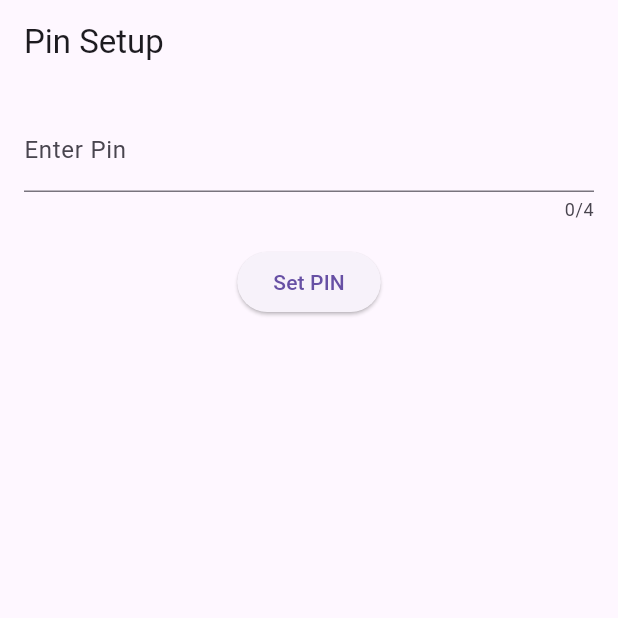
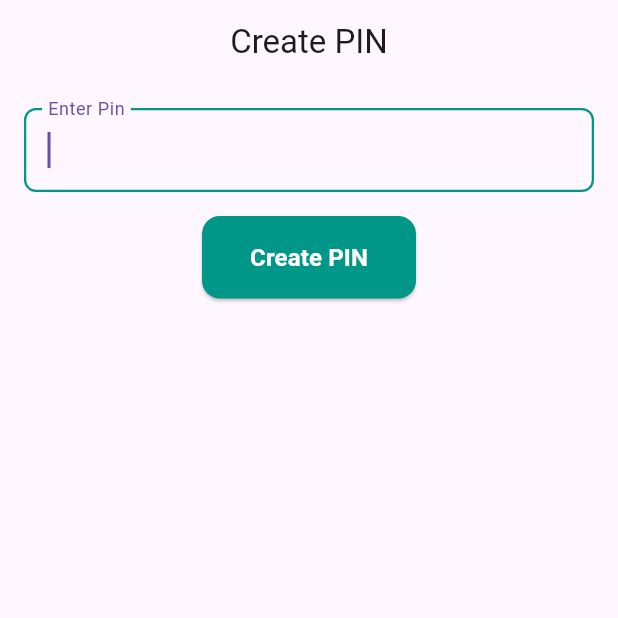
Before and after one commit to AfnasP549/Notes_App, a Flutter app: the screen it shows after launch, on a phone screen of 412 x 824 dp, the top half of it. Run offline on Flutter 3.47's test engine with Material 3 defaults, Android fonts, the phone set to English and light mode, and no system bars; our stand-ins replace flutter_secure_storage, hive, hive_flutter, lottie; accounts and stored records are empty.

Commit message:
Improved code readability and structure

```diff
--- a/lib/main.dart
+++ b/lib/main.dart
@@ -6,6 +6,7 @@ import 'package:secure_notes_app/view/notes_edit_screen.dart';
 import 'package:secure_notes_app/view/notes_list_screen.dart';
 import 'package:secure_notes_app/view/pin_login_screen.dart';
 import 'package:secure_notes_app/view/pin_setup_screen.dart';
+import 'package:secure_notes_app/view/splash_screen.dart';
 import 'package:secure_notes_app/view_model/auth_view_model.dart';
 import 'package:secure_notes_app/view_model/note_view_mode.dart';
 import 'package:secure_notes_app/view_model/theme_view_model.dart';
@@ -36,9 +37,10 @@ class MyApp extends StatelessWidget {
 
           title: 'Secure Notes',
           theme: themeViewModel.theme,
-          initialRoute: '/',
+          initialRoute: '/splash',
           routes: {
-            '/': (context) => const AuthCheck(),
+            '/splash': (context) => const SplashScreen(),
+            '/AuthCheck': (context) => const AuthCheck(),
             '/PinSetupScreen': (context) => const PinSetupScreen(),
             '/PinLoginScreen': (context) => const PinLoginScreen(),
             '/NotesListScreen': (context) => const NotesListScreen(),
--- a/lib/service/hive_service.dart
+++ b/lib/service/hive_service.dart
@@ -4,6 +4,8 @@ import 'package:secure_notes_app/model/note_model.dart';
 class HiveService{
   static const String _boxName = 'notes';
 
+  /// Initializes Hive by calling [Hive.initFlutter] and opening the "notes"
+  /// box. This must be called before any other methods on this class.
   Future<void> init()async{
     await Hive.initFlutter();
     await Hive.openBox(_boxName);
--- a/lib/service/secure_storage_service.dart
+++ b/lib/service/secure_storage_service.dart
@@ -3,6 +3,10 @@ import 'package:flutter_secure_storage/flutter_secure_storage.dart';
 class SecureStorageService {
   final _storage = const FlutterSecureStorage();
   static const String _pinkey = 'user_pin';
+
+  /// Save user's pin in secure storage
+  /// This will be used to verify user's pin when tries to login
+  /// [pin] the user's pin to be saved
 
   Future<void> savePin(String pin) async {
     await _storage.write(key: _pinkey, value: pin, aOptions: _getAndroidOptions());
--- a/lib/view/pin_setup_screen.dart
+++ b/lib/view/pin_setup_screen.dart
@@ -1,5 +1,9 @@
+// ignore_for_file: use_build_context_synchronously
+
 import 'package:flutter/material.dart';
-import 'package:flutter/services.dart';
+import 'package:secure_notes_app/view/widget/custom_appbar.dart';
+import 'package:secure_notes_app/view/widget/custom_elevated_button.dart';
+import 'package:secure_notes_app/view/widget/custom_text_field.dart';
 import 'package:secure_notes_app/view_model/auth_view_model.dart';
 import 'package:provider/provider.dart';
 
@@ -37,26 +41,24 @@ class _PinSetupScreenState extends State<PinSetupScreen> {
   @override
   Widget build(BuildContext context) {
     return Scaffold(
-      appBar: AppBar(
-        title: const Text('Pin Setup'),),
+      appBar: CustomAppBar(title: 'Create PIN', centerTitle: true,),
       body: Padding(
         padding: EdgeInsets.all(16),
         child: Column(
           children: [
-            TextField(
+             CustomTextField(
               controller: _pinController,
-              decoration: InputDecoration(
-                labelText: 'Enter Pin',
-                errorText: _erroeMessage,
+              showBorder: true,
+              obscureText: true,
+              keyboardType: TextInputType.number,
+              labelText: 'Enter Pin',
+              errorText: _erroeMessage,
+              maxLength: 4,
+              autofocus: true,
               ),
-              keyboardType: TextInputType.number,
-              maxLength: 4,
-              obscureText: true,
-            ),
+
             SizedBox(height: 16,),
-            ElevatedButton(
-              onPressed: _setupPin,
-              child: Text('Set PIN'))
+            CustomElevatedButton(text: 'Create PIN', onPressed: _setupPin)
           ],
         ),),
 
--- a/lib/view/utils/app_color.dart
+++ b/lib/view/utils/app_color.dart
@@ -13,5 +13,18 @@ class AppColor {
   static const Color btnLight = Colors.teal;
   static const Color btnDark = Colors.tealAccent;
 
+  //!icon
+  static const Color iconLight = Colors.white;
+  static const Color iconDark = Colors.black;
+
+  //! Floatinf action Button
+  static const Color fabLight = Colors.teal;
+  static const Color fabDark = Colors.tealAccent;
+
+  //! Field Border
+  static const Color fieldBorderClr = Colors.grey;
+  // static const Color fieldBorderDark = Colors.grey;
+
+
 
 }
--- a/lib/view/widget/custom_appbar.dart
+++ b/lib/view/widget/custom_appbar.dart
@@ -1,4 +1,3 @@
-// lib/view/widget/custom_app_bar.dart
 import 'package:flutter/material.dart';
 import 'package:provider/provider.dart';
 import 'package:secure_notes_app/view_model/theme_view_model.dart';
@@ -6,11 +5,13 @@ import 'package:secure_notes_app/view_model/theme_view_model.dart';
 class CustomAppBar extends StatelessWidget implements PreferredSizeWidget {
   final String title;
   final bool showDarkModeToggle;
+  final bool centerTitle;
 
   const CustomAppBar({
     super.key,
     required this.title,
     this.showDarkModeToggle = false,
+    this.centerTitle = false,
   });
 
   @override
@@ -21,6 +22,7 @@ class CustomAppBar extends StatelessWidget implements PreferredSizeWidget {
     return AppBar(
       automaticallyImplyLeading: false,
       title: Text(title),
+      centerTitle: centerTitle,
       actions: showDarkModeToggle
           ? [
               Consumer<ThemeViewModel>(
--- a/lib/view/widget/custom_text_field.dart
+++ b/lib/view/widget/custom_text_field.dart
@@ -4,32 +4,50 @@ class CustomTextField extends StatelessWidget {
   final TextEditingController controller;
   final String? hintText;
   final String? labelText;
- // final bool isError;
   final String? errorText;
   final int maxLines;
   final double fontSize;
   final bool isTitleField;
   final bool showBorder;
+  final bool obscureText;
+  final TextInputType keyboardType;
+  final int? maxLength;
+  final bool autofocus;
 
   const CustomTextField({
     super.key,
     required this.controller,
     this.hintText,
     this.labelText,
-   //this.isError = false,
     this.errorText,
     this.maxLines = 1,
     this.fontSize = 16.0,
     this.isTitleField = false,
     this.showBorder = false,
+    this.obscureText = false,
+    this.keyboardType = TextInputType.text,
+    this.maxLength,
+    this.autofocus = false,
   });
 
   @override
   Widget build(BuildContext context) {
+    final border = OutlineInputBorder(
+      borderSide: const BorderSide(
+        color: Colors.grey,
+        width: 1.2,
+      ),
+      borderRadius: BorderRadius.circular(8),
+    );
+
     return TextField(
       controller: controller,
       style: TextStyle(fontSize: fontSize),
       maxLines: maxLines,
+      obscureText: obscureText,
+      keyboardType: keyboardType,
+      maxLength: maxLength,
+      autofocus: autofocus,
       decoration: InputDecoration(
         hintText: hintText,
         labelText: labelText,
@@ -37,10 +55,15 @@ class CustomTextField extends StatelessWidget {
           fontSize: fontSize,
           fontWeight: isTitleField ? FontWeight.bold : FontWeight.normal,
         ),
-        border: showBorder ? const OutlineInputBorder() : InputBorder.none,
-        enabledBorder: showBorder ? const OutlineInputBorder() : InputBorder.none,
-        focusedBorder: showBorder ? const OutlineInputBorder() : InputBorder.none,
-       // errorText: isError ? errorText : null,
+        border: showBorder ? border : InputBorder.none,
+        enabledBorder: showBorder ? border : InputBorder.none,
+        focusedBorder: showBorder
+            ? border.copyWith(
+                borderSide: const BorderSide(color: Colors.teal, width: 1.5),
+              )
+            : InputBorder.none,
+        errorText: errorText,
+        counterText: '',
       ),
     );
   }
--- a/lib/view_model/note_view_mode.dart
+++ b/lib/view_model/note_view_mode.dart
@@ -8,11 +8,16 @@ class NoteViewModel extends ChangeNotifier{
 
   List<NoteModel> get notes => _notes;
 
+  /// Initializes the notes list by fetching the notes from the database and
+  /// notifies the listeners. This must be called before any other methods on this class.
   Future<void> init()async{
     _notes = await _hiveService.getNotes();
     notifyListeners();
   }
 
+  /// Fetches the notes from the database and notifies the listeners.
+  /// This is a utility method that can be used to update the notes list
+  /// without having to call [init] again.
   Future<void>fetchNotes()async{
     _notes = await _hiveService.getNotes();
     notifyListeners();
--- a/lib/view_model/theme_view_model.dart
+++ b/lib/view_model/theme_view_model.dart
@@ -21,6 +21,11 @@ class ThemeViewModel extends ChangeNotifier{
   );
 
 
+  /// Toggle the theme between light and dark mode.
+  /// When called, the current value of [_isDarkMode] is inverted and a
+  /// notification is sent to any listeners of this object.
+  /// This typically causes the Flutter framework to rebuild the application
+  /// with the new theme.
   void toggleTheme() {
     _isDarkMode = !_isDarkMode;
     notifyListeners();
--- a/pubspec.yaml
+++ b/pubspec.yaml
@@ -35,6 +35,7 @@ dependencies:
   flutter_secure_storage: ^9.2.4
   hive: ^2.2.3
   hive_flutter: ^1.1.0
+  lottie: ^3.3.1
   path_provider: ^2.1.5
   provider: ^6.1.5
 
@@ -53,7 +54,8 @@ flutter:
   # the material Icons class.
   uses-material-design: true
   # To add assets to your application, add an assets section, like this:
-  # assets:
+  assets:
+      - assets/notes.json
   #   - images/a_dot_burr.jpeg
   #   - images/a_dot_ham.jpeg
   # An image asset can refer to one or more resolution-specific "variants", see
```
Also changed, not shown: assets/notes.json (added, +1 -0 lines), lib/view/notes_edit_screen.dart (+9 -20 lines), lib/view/notes_list_screen.dart (+55 -25 lines), lib/view/pin_login_screen.dart (+42 -30 lines), lib/view/splash_screen.dart (added, +39 -0 lines), lib/view_model/auth_view_model.dart (+17 -7 lines), pubspec.lock.
